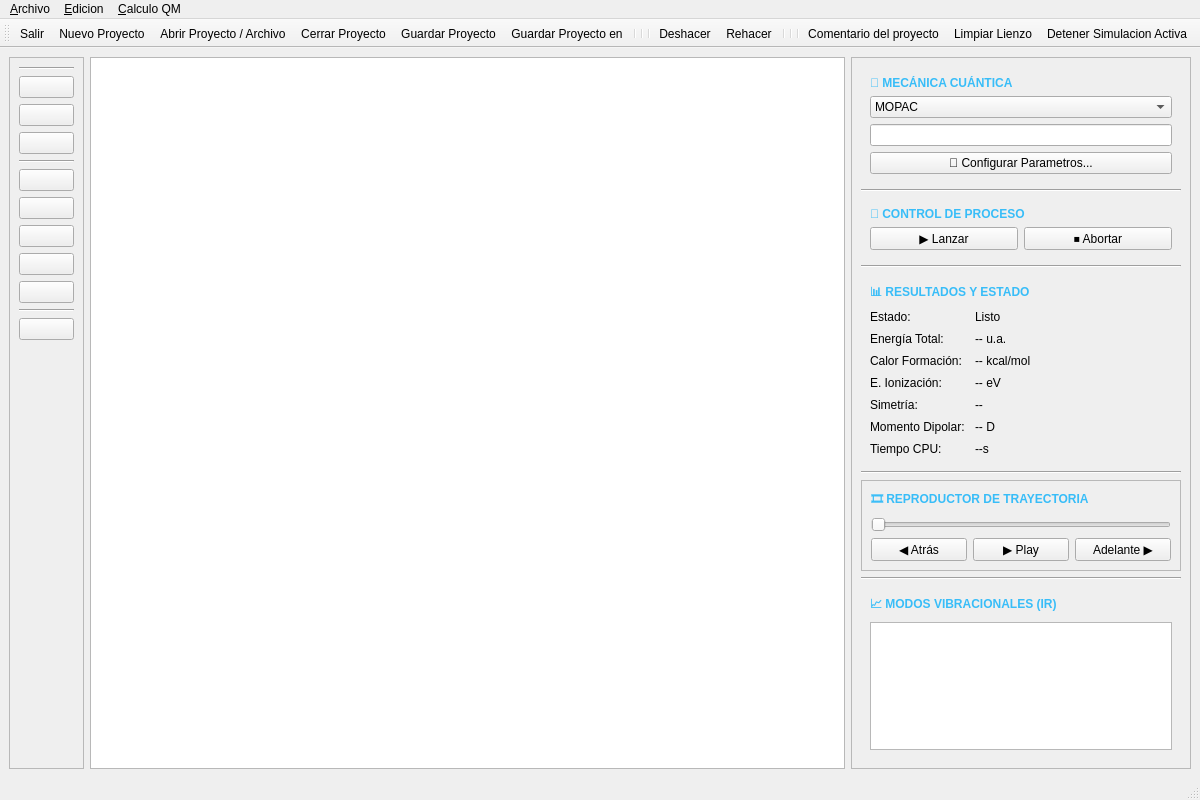
This is vista.ui in BertoSoft/VisMol_V30 as Qt 5 draws it before an edit. The edited form follows.
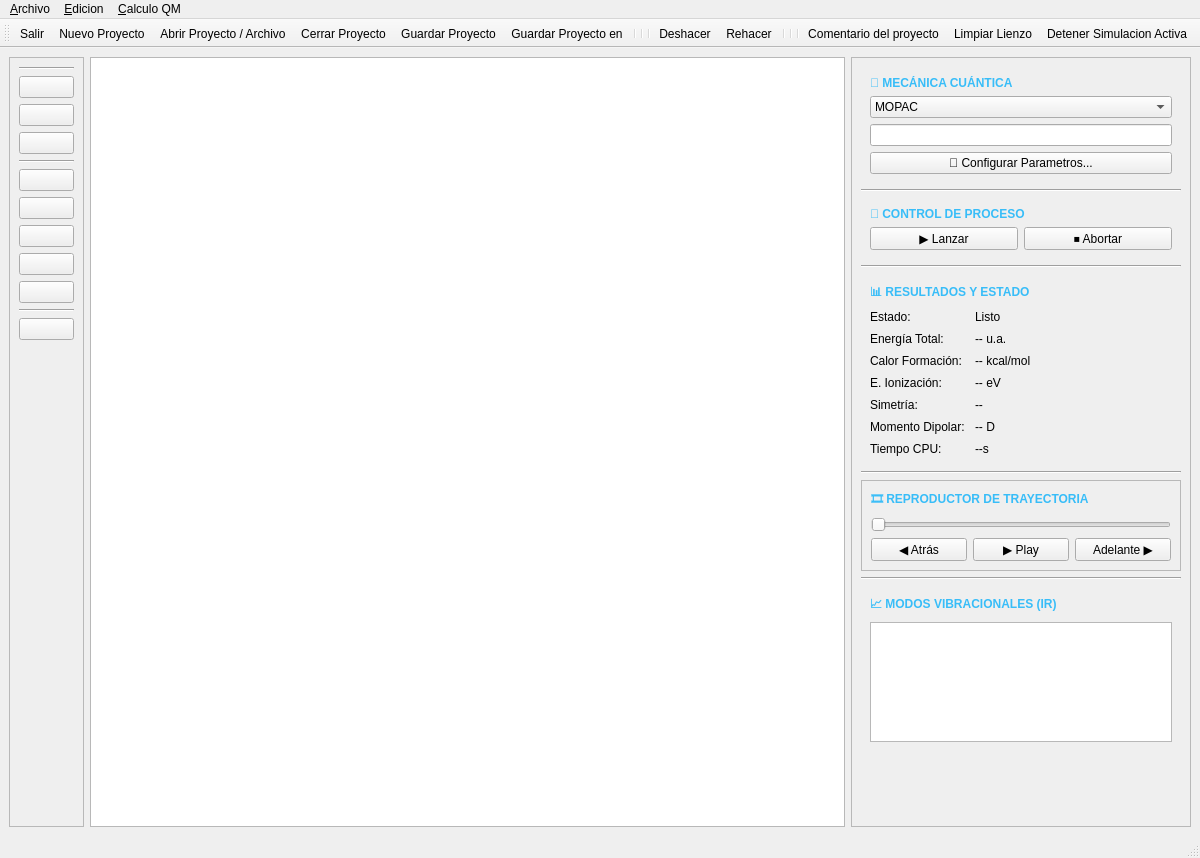
This is the edited form. Icons and pictures are not drawn. Custom widgets are drawn as their Qt base class.

Diff of the .ui file:
```diff
--- a/vista.ui
+++ b/vista.ui
@@ -7,7 +7,7 @@
     <x>0</x>
     <y>0</y>
     <width>1200</width>
-    <height>800</height>
+    <height>858</height>
    </rect>
   </property>
   <property name="windowTitle">
@@ -585,7 +585,7 @@
        </item>
        <item>
         <widget class="QFrame" name="frameFrecuencias">
-         <layout class="QVBoxLayout" name="layoutFreq">
+         <layout class="QVBoxLayout" name="layoutFreq" stretch="1,5,5">
           <item>
            <widget class="QLabel" name="lblTituloFreq">
             <property name="styleSheet">
@@ -606,6 +606,16 @@
             </property>
            </widget>
           </item>
+          <item>
+           <widget class="QWidget" name="wGrafica" native="true">
+            <property name="sizePolicy">
+             <sizepolicy hsizetype="Expanding" vsizetype="Expanding">
+              <horstretch>0</horstretch>
+              <verstretch>0</verstretch>
+             </sizepolicy>
+            </property>
+           </widget>
+          </item>
          </layout>
         </widget>
        </item>
```
